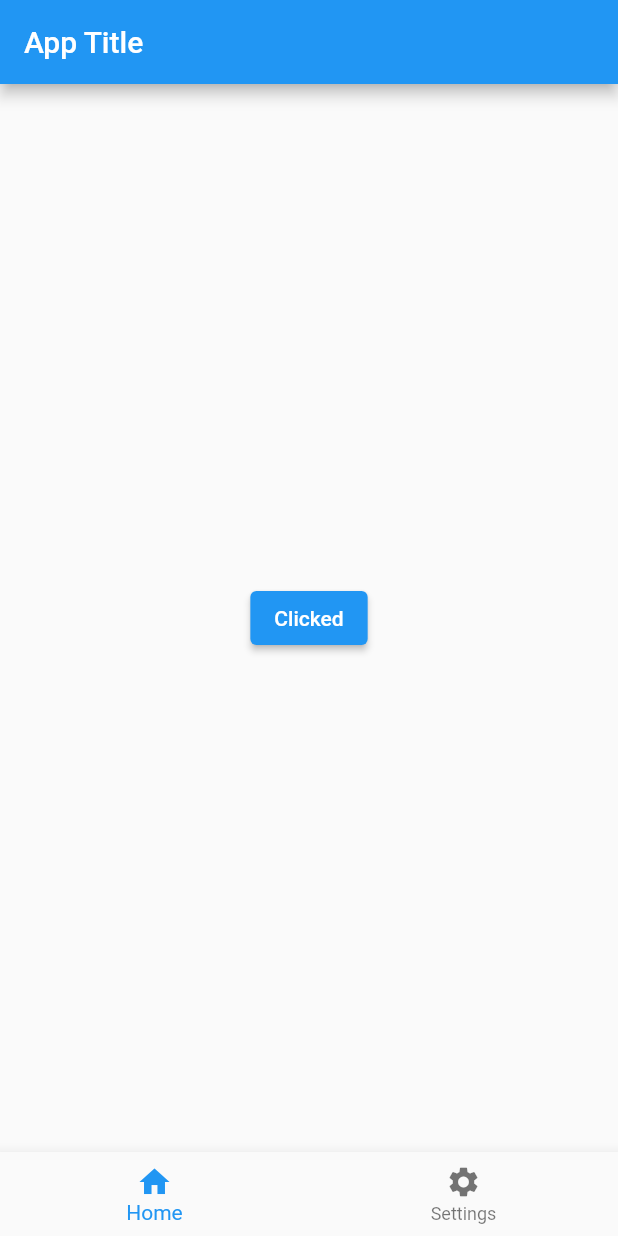
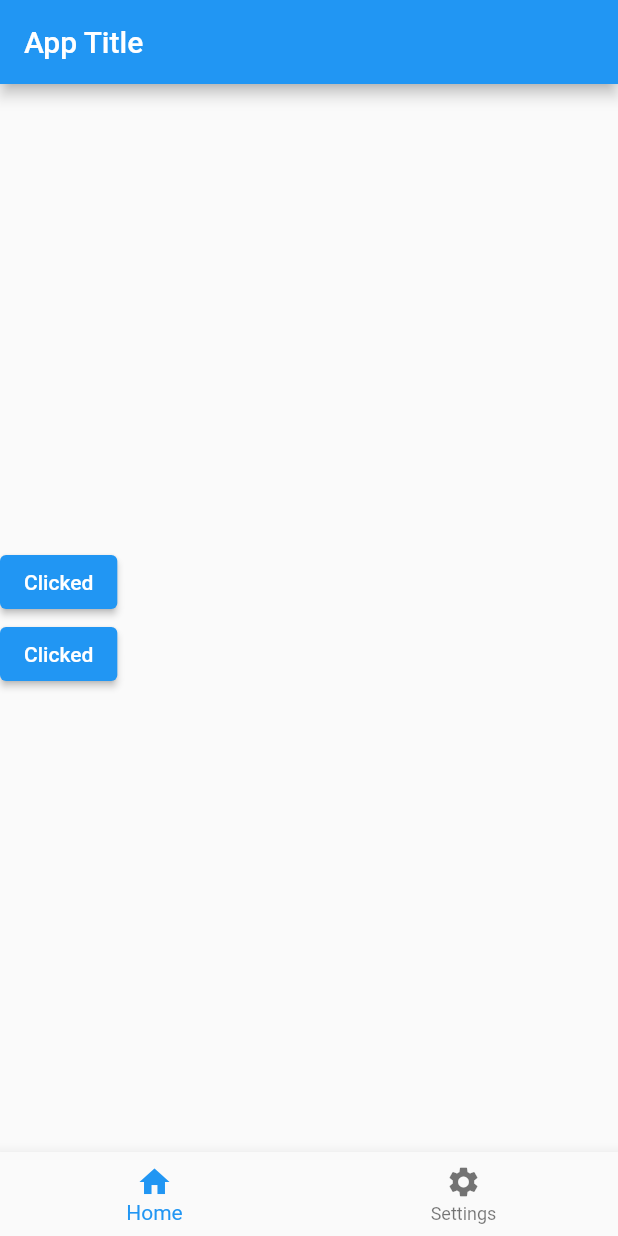
Before and after one commit to NimeshPiyumantha/Flutter_Learning, a Flutter app: the screen it shows after launch, after a tap on "Click", on a phone screen of 412 x 824 dp. Run offline on Flutter 3.47's test engine with Material 2 defaults, Android fonts, the light colour scheme and no system bars.

Commit message:
created adding form

```diff
--- a/lib/main.dart
+++ b/lib/main.dart
@@ -24,7 +24,13 @@ class _MyAppState extends State<MyApp> {
           title: const Text('App Title'),
         ),
         body: Center(
-          child: ElevatedButton(
+            child: SizedBox(
+          width: double.infinity,
+          child: Column(
+            mainAxisAlignment: MainAxisAlignment.center,
+            crossAxisAlignment: CrossAxisAlignment.start,
+            children: [
+              ElevatedButton(
                 onPressed: () {
                   setState(() {
                     buttonName = 'Clicked';
@@ -32,7 +38,17 @@ class _MyAppState extends State<MyApp> {
                 },
                 child: Text(buttonName),
               ),
+              ElevatedButton(
+                onPressed: () {
+                  setState(() {
+                    buttonName = 'Clicked';
+                  });
+                },
+                child: Text(buttonName),
               ),
+            ],
+          ),
+        )),
         bottomNavigationBar: BottomNavigationBar(
           items: const [
             BottomNavigationBarItem(label: 'Home', icon: Icon(Icons.home)),
```
Lines whose indentation alone changed are shown as unchanged.
